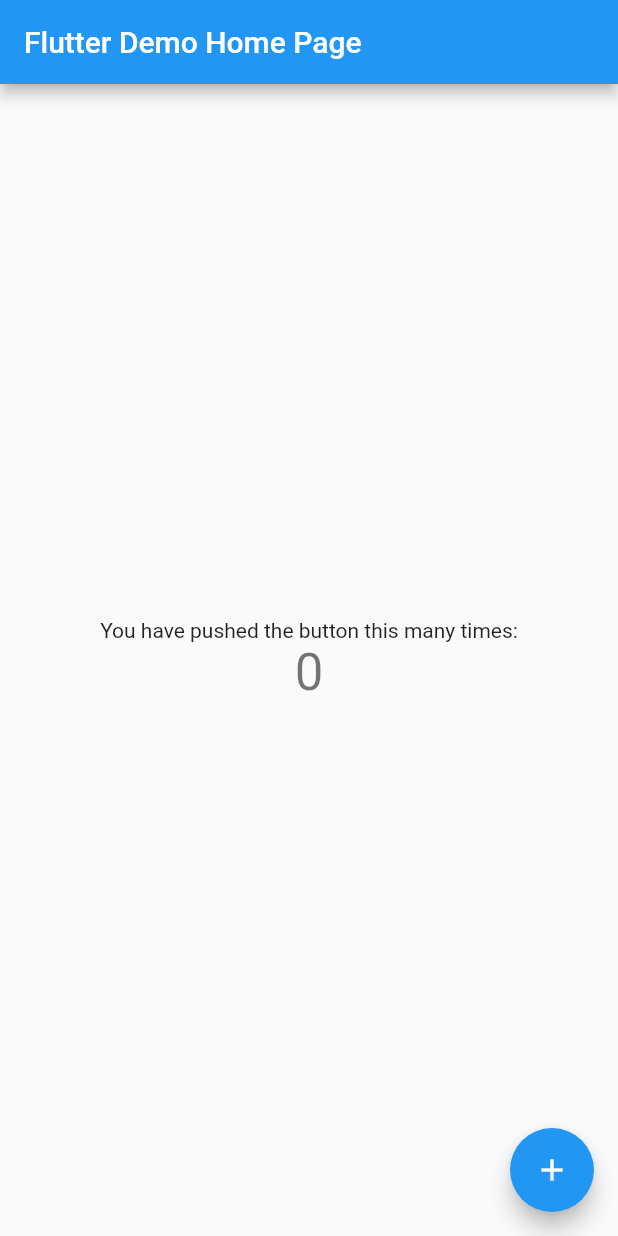
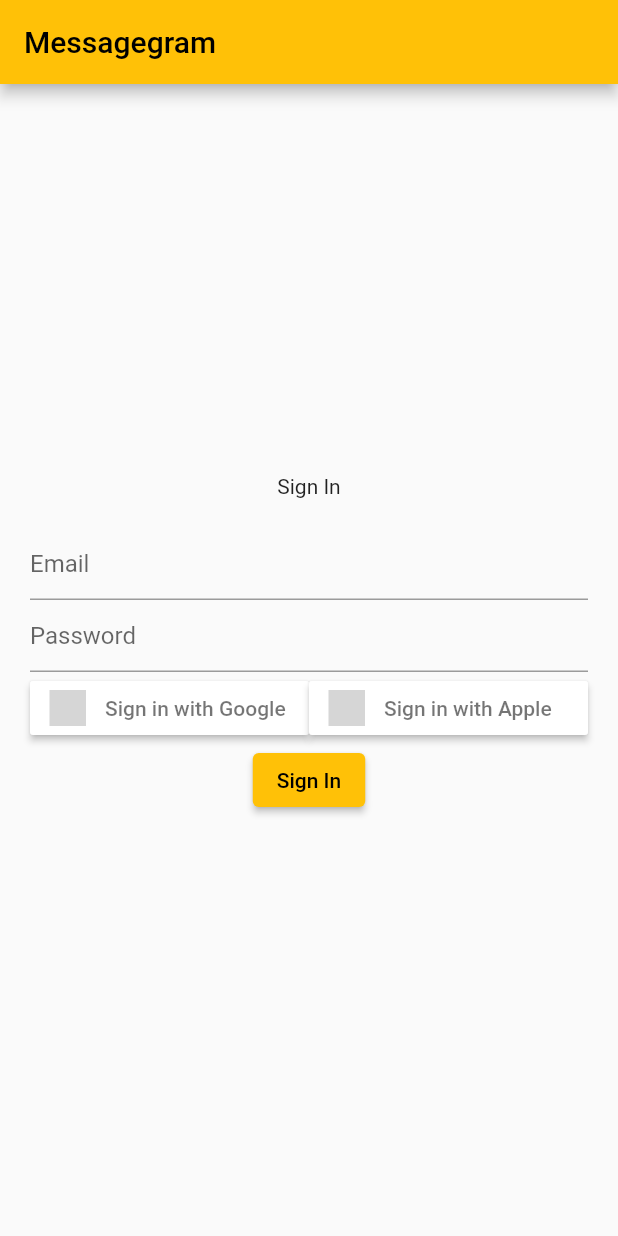
Before and after one commit to dtang123/messaging-app, a Flutter app: the screen it shows after launch, on a phone screen of 412 x 824 dp. Run offline on Flutter 3.47's test engine with Material 2 defaults, Android fonts, the phone set to English and light mode, and no system bars; our stand-ins replace flutter_signin_button; grey boxes are pictures that could not be loaded.

Commit message:
sign in page start

```diff
--- a/lib/main.dart
+++ b/lib/main.dart
@@ -1,4 +1,6 @@
 import 'package:flutter/material.dart';
+import 'package:flutter_signin_button/flutter_signin_button.dart';
+
 
 void main() {
   runApp(const MyApp());
@@ -22,9 +24,9 @@ class MyApp extends StatelessWidget {
         // or simply save your changes to "hot reload" in a Flutter IDE).
         // Notice that the counter didn't reset back to zero; the application
         // is not restarted.
-        primarySwatch: Colors.blue,
+        primarySwatch: Colors.amber,
       ),
-      home: const MyHomePage(title: 'Flutter Demo Home Page'),
+      home: const MyHomePage(title: 'Messagegram'),
     );
   }
 }
@@ -49,6 +51,7 @@ class MyHomePage extends StatefulWidget {
 
 class _MyHomePageState extends State<MyHomePage> {
   int _counter = 0;
+  final _formKey = GlobalKey<FormState>();
 
   void _incrementCounter() {
     setState(() {
@@ -95,21 +98,60 @@ class _MyHomePageState extends State<MyHomePage> {
         // horizontal).
         mainAxisAlignment: MainAxisAlignment.center,
         children: <Widget>[
-            const Text(
-              'You have pushed the button this many times:',
+        Text("Sign In"),
+        Form(
+          key: _formKey,
+          child: Container(
+            margin: const EdgeInsets.all(20),
+            child: Column(
+              children: <Widget>[
+                TextFormField(
+                    decoration: const InputDecoration(hintText: "Email"),
+                    validator: (value) {
+                      if (value == null || value.isEmpty) {
+                        return 'Please enter some text';
+                      }
+                      if (!value.contains('@') || !value.contains(".")) {
+                        return 'Please enter a valid email address';
+                      }
+                      return null;
+                    }
                 ),
-            Text(
-              '$_counter',
-              style: Theme.of(context).textTheme.headline4,
+                TextFormField(
+                    decoration: const InputDecoration(hintText: "Password"),
+                    obscureText: true,
+                    validator: (value) {
+                      if (value == null || !value.isEmpty) {
+                        return 'Please enter some text';
+                      }
+                      if (value.length < 8) {
+                        return "Passwords must be more than 8 characters";
+                      }
+                      return null;
+                    }
                 ),
+                Row(
+                  mainAxisAlignment: MainAxisAlignment.start,
+                  children: [
+                    Flexible(
+                        child: SignInButton(
+                        Buttons.Google,
+                        onPressed: () {})),
+                    Flexible(
+                        child: SignInButton(
+                        Buttons.Apple,
+                        onPressed: () {}))
+                  ],
+                ),
+                ElevatedButton(onPressed: () {}, child: const Text("Sign In"))
+              ]
+          ),
+          )
+        )
     ],
     ),
     ),
-      floatingActionButton: FloatingActionButton(
-        onPressed: _incrementCounter,
-        tooltip: 'Increment',
-        child: const Icon(Icons.add),
-      ), // This trailing comma makes auto-formatting nicer for build methods.
+
     );
     }
   }
--- a/pubspec.yaml
+++ b/pubspec.yaml
@@ -31,6 +31,7 @@ environment:
 dependencies:
   flutter:
     sdk: flutter
+  flutter_signin_button: ^2.0.0
 
 
   # The following adds the Cupertino Icons font to your application.
```
Also changed, not shown: pubspec.lock. Lines whose indentation alone changed are shown as unchanged.
